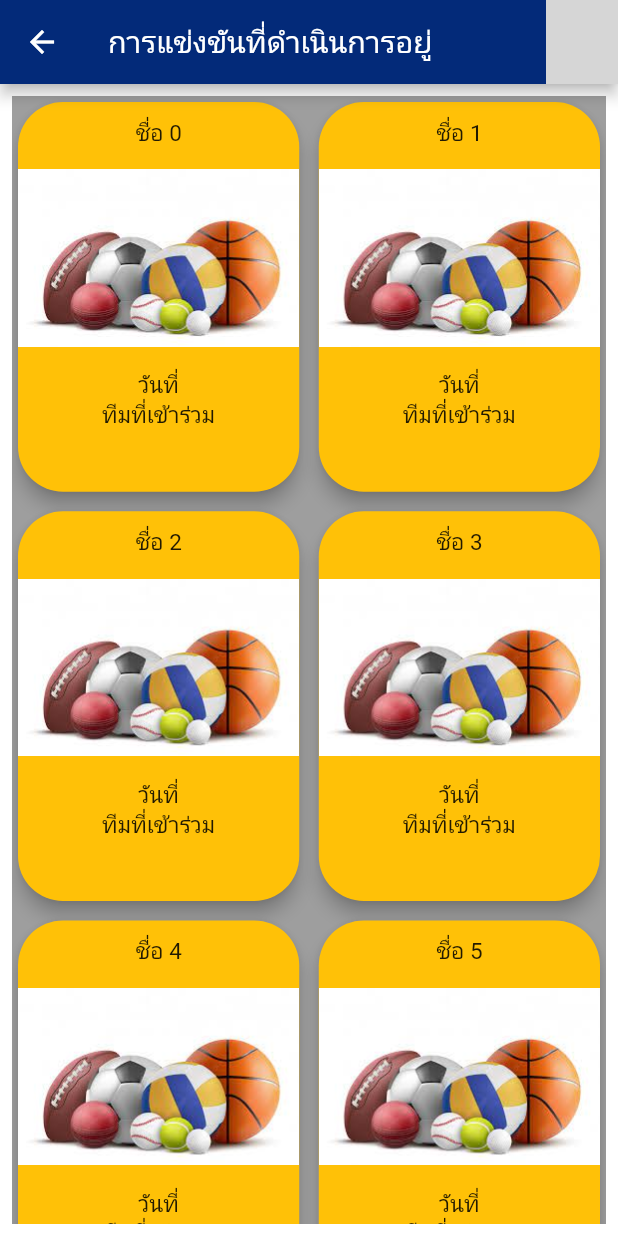
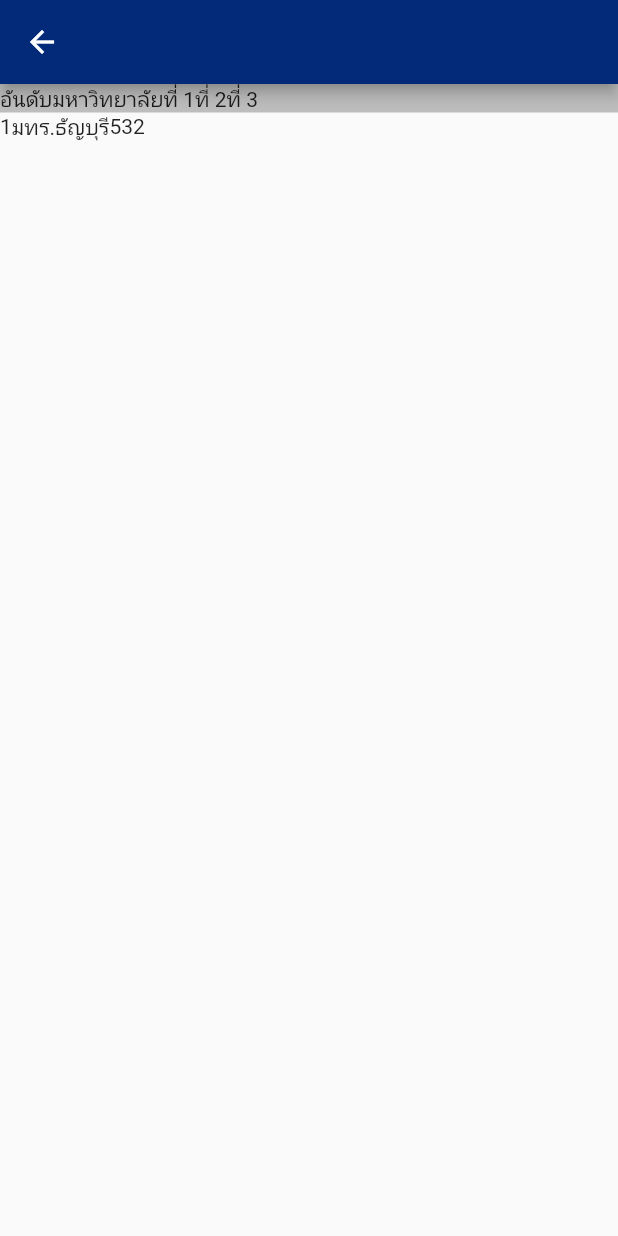
Before and after one commit to wasawin/Moblie_thesis, a Flutter app: the screen it shows after launch, after a tap on "ดูทั้งหมด", on a phone screen of 412 x 824 dp. Run offline on Flutter 3.47's test engine with Material 2 defaults, Android fonts, the light colour scheme and no system bars; our stand-ins replace anim_search_bar, dropdown_button2, file_picker, flutter_image_slideshow; missing offline and left inert: dart:ffi, multi_image_layout, searchbar_animation; grey boxes are pictures that could not be loaded.

Commit message:
13/2/2566

```diff
--- a/myapp/lib/main.dart
+++ b/myapp/lib/main.dart
@@ -6,6 +6,7 @@ import 'package:flutter_image_slideshow/flutter_image_slideshow.dart';
 import 'package:myapp/sport.dart';
 import 'package:myapp/test.dart';
 import 'package:myapp/testtt.dart';
+import 'package:myapp/unirank/showuni.dart';
 
 void main() {
   runApp(const MyApp());
@@ -92,7 +93,7 @@ class _MyHomePageState extends State<MyHomePage> {
                                     Navigator.push(
                                         context,
                                         MaterialPageRoute(
-                                            builder: (context) => sport())); //ไว้กดหน้าที่ต้องการไป
+                                            builder: (context) => showuni())); //sport() ไว้กดหน้าที่ต้องการไป
                                   },
                                   child: Text('ดูทั้งหมด'),
                                   style: ElevatedButton.styleFrom(
--- /dev/null
+++ b/myapp/lib/unirank/detailuni.dart
@@ -0,0 +1,15 @@
+import 'package:flutter/material.dart';
+
+class detailuni extends StatefulWidget {
+  const detailuni({super.key});
+
+  @override
+  State<detailuni> createState() => _detailuniState();
+}
+
+class _detailuniState extends State<detailuni> {
+  @override
+  Widget build(BuildContext context) {
+    return Container();
+  }
+}
--- /dev/null
+++ b/myapp/lib/unirank/showuni.dart
@@ -0,0 +1,53 @@
+import 'package:flutter/material.dart';
+
+class showuni extends StatefulWidget {
+  const showuni({super.key});
+
+  @override
+  State<showuni> createState() => _showuniState();
+}
+
+class _showuniState extends State<showuni> {
+  @override
+  Widget build(BuildContext context) {
+    return Scaffold(
+      appBar: AppBar(
+        backgroundColor: Color.fromARGB(255, 3, 42, 121),
+      ),
+
+    body: SingleChildScrollView(
+      child: Column(
+        children: [
+          Container(
+            color: Colors.grey[400],
+            child: Row(
+              children: [
+                Text("อันดับ"),
+                Text("มหาวิทยาลัย"),
+                Text("ที่ 1"),
+                Text("ที่ 2"),
+                Text("ที่ 3"),
+              ],
+            ),
+          ),
+          Container(
+            child: Row(
+              children: [
+                Text("1"),
+                Text("มทร.ธัญบุรี"),
+                Text("5"),
+                Text("3"),
+                Text("2"),
+
+              ],
+            ),
+          ),
+
+
+        ],
+      ),
+      ),
+    );
+
+  }
+}
```
